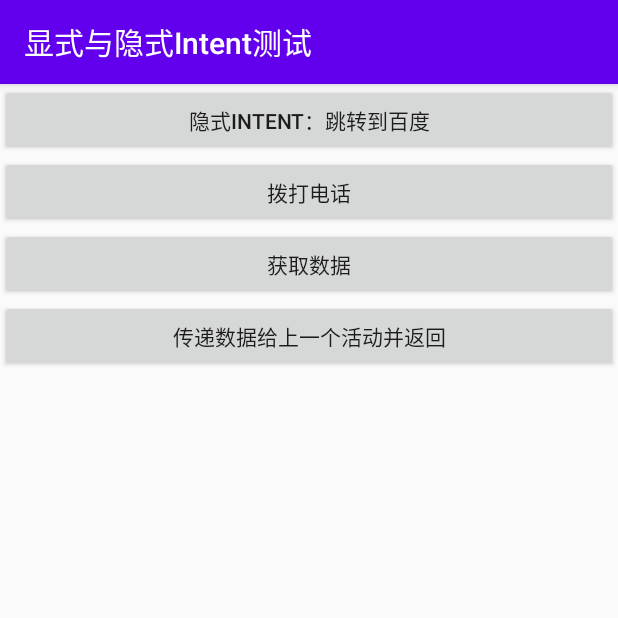
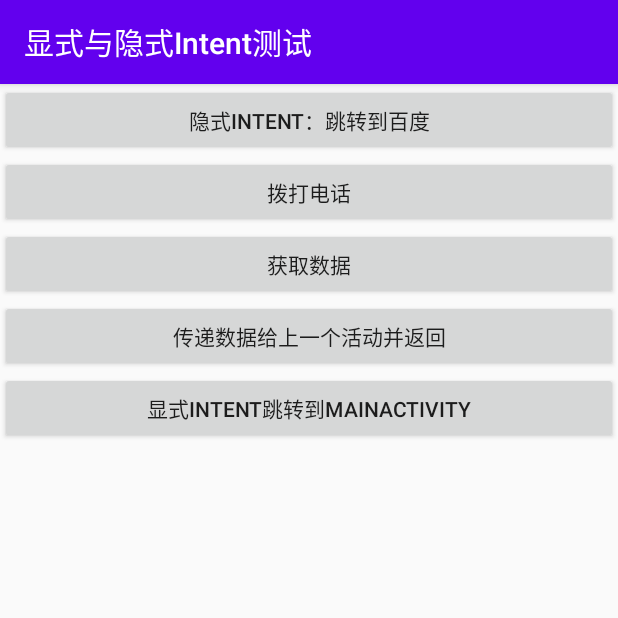
Before and after one commit to Rainal14/2018118114_Android, an Android app: the TestIntentActivity screen opened directly, with no data from a screen before it, on a phone screen of 412 x 824 dp, the top half of it. Run offline under Robolectric (Android 15) with nearby library versions, the phone set to English and light mode, and no system bars.

```diff
--- a/Lab_03/Lab003/app/src/main/java/com/example/lab003/TestIntentActivity.java
+++ b/Lab_03/Lab003/app/src/main/java/com/example/lab003/TestIntentActivity.java
@@ -56,5 +56,14 @@ public class TestIntentActivity extends AppCompatActivity {
                 finish();
             }
         });
+
+        Button button5 = findViewById(R.id.button_toMain);
+        button5.setOnClickListener(new View.OnClickListener() {
+            @Override
+            public void onClick(View view) {
+                Intent intent = new Intent(TestIntentActivity.this, MainActivity.class);
+                startActivity(intent);
+            }
+        });
     }
 }
--- a/Lab_03/Lab003/app/src/main/res/layout/activity_test_intent.xml
+++ b/Lab_03/Lab003/app/src/main/res/layout/activity_test_intent.xml
@@ -27,4 +27,10 @@
         android:layout_height="wrap_content"
         android:text="传递数据给上一个活动并返回" />
 
+    <Button
+        android:id="@+id/button_toMain"
+        android:layout_width="match_parent"
+        android:layout_height="wrap_content"
+        android:text="显式intent跳转到MainActivity" />
+
 </LinearLayout>
--- a/Lab_03/Lab003/app/src/main/res/layout/main_layout.xml
+++ b/Lab_03/Lab003/app/src/main/res/layout/main_layout.xml
@@ -43,6 +43,6 @@
         android:id="@+id/button_standard"
         android:layout_width="match_parent"
         android:layout_height="wrap_content"
-        android:text="启动模式：standard" />
+        android:text="启动模式测试按钮" />
 
 </LinearLayout>
```
Also changed, not shown: 1 other file.
